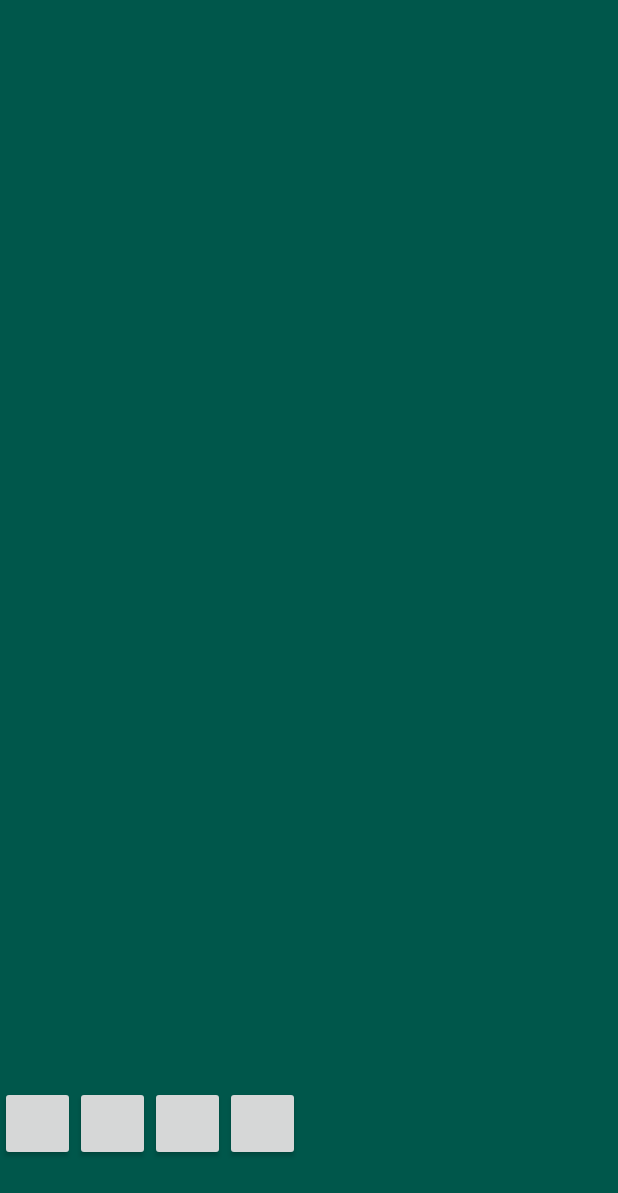
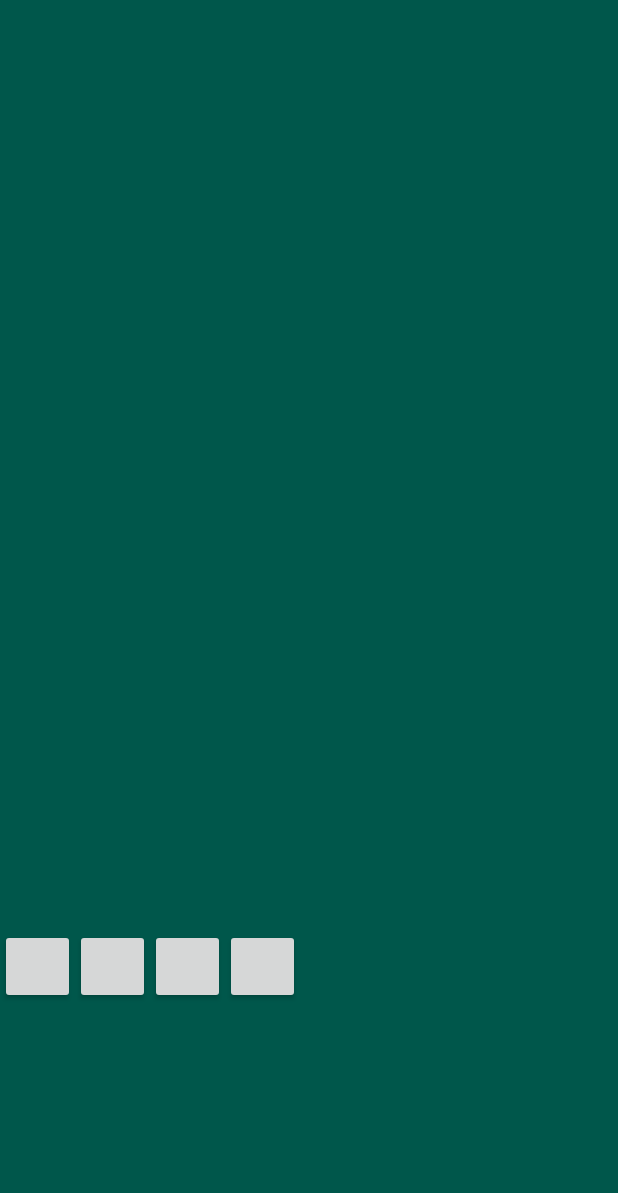
Before and after one commit to MinaToma/GameBox, an Android app: the layout activity_solitaire_game.xml on its own in the app's theme, with its tools: preview values and no code run, on a phone screen of 412 x 824 dp. Shown: the top 1193 px of the screen. Run offline under Robolectric (Android 15) with nearby library versions, the light colour scheme and no system bars.

Commit message:
Testing a new layout for resizing problem

```diff
--- a/app/src/main/AndroidManifest.xml
+++ b/app/src/main/AndroidManifest.xml
@@ -11,22 +11,21 @@
         android:theme="@style/AppTheme">
         <activity
             android:name=".SolitaireGameActivity"
+            android:screenOrientation="portrait"></activity>
+        <activity
+            android:name=".SolitaireDifficultyActivity"
+            android:screenOrientation="portrait"></activity>
+        <activity
+            android:name=".SolitaireStartpage"
             android:screenOrientation="portrait">
+
+        </activity>
+        <activity android:name=".Klondike">
             <intent-filter>
                 <action android:name="android.intent.action.MAIN" />
 
                 <category android:name="android.intent.category.LAUNCHER" />
             </intent-filter>
-        </activity>
-        <activity
-            android:name=".SolitaireDifficultyActivity"
-            android:screenOrientation="portrait">
-
-        </activity>
-
-        <activity
-            android:name=".SolitaireStartpage"
-            android:screenOrientation="portrait">
 
         </activity>
     </application>
--- a/app/src/main/java/com/example/mina/gamebox/SolitaireGameActivity.java
+++ b/app/src/main/java/com/example/mina/gamebox/SolitaireGameActivity.java
@@ -2,6 +2,7 @@ package com.example.mina.gamebox;
 
 import android.content.ClipData;
 import android.graphics.Color;
+import android.graphics.Point;
 import android.graphics.drawable.ColorDrawable;
 import android.graphics.drawable.Drawable;
 import android.support.v7.app.AppCompatActivity;
@@ -64,10 +65,12 @@ public class SolitaireGameActivity extends AppCompatActivity {
         initializeDrawnStackPosition();
         initializePlayCardPosition();
         initializeFinishedCardPosition();
+        testing(6);
+        testing(5);
+        testing(4);
+        testing(3);
+        testing(2);
         testing(1);
-        testing(5);
-
-        testing(6);
 
     }
 
@@ -250,6 +253,7 @@ public class SolitaireGameActivity extends AppCompatActivity {
                 tempRelativeLayout.setBackgroundColor(getApplicationContext().getResources().getColor(R.color.colorAccent));
 
             }*/
+
             playRelativeArray.add(tempRelativeLayout);
             playRelativeLayout.addView(tempRelativeLayout);
 
@@ -434,12 +438,16 @@ public class SolitaireGameActivity extends AppCompatActivity {
                     playRelativeArray.get(card.getPlayPosition()).addView(t );
                 }
 
-
                 //parentLayout.addView(playRelativeArray.get(card.getPlayPosition()));
 
                 RelativeLayout tv = playRelativeArray.get(card.getPlayPosition());
+                Log.i("pos" , Float.toString(playCardPostion.get(card.getPlayPosition()).second) + " " + Float.toString(tv.getY()));
+                tv.setY(300);
                 ClipData data = ClipData.newPlainText("", "");
                 RelativeLayout.DragShadowBuilder shadowBuilder = new RelativeLayout.DragShadowBuilder(tv);
+                shadowBuilder.onProvideShadowMetrics(new Point(shadowBuilder.getView().getLayoutParams().width ,
+                        shadowBuilder.getView().getLayoutParams().height) ,
+                        new Point(-500 , 0));
                 tv.startDrag(data, shadowBuilder, tv , 0);
             }
 
@@ -455,7 +463,6 @@ public class SolitaireGameActivity extends AppCompatActivity {
             return false;
         }
     };
-
 
     private View.OnDragListener onCardDrag = new View.OnDragListener() {
         @Override
@@ -480,5 +487,4 @@ public class SolitaireGameActivity extends AppCompatActivity {
     };
 
     /*----------------------------------------------------------------------------------------------------*/
-
 }
--- a/app/src/main/res/layout/activity_solitaire_game.xml
+++ b/app/src/main/res/layout/activity_solitaire_game.xml
@@ -1,5 +1,6 @@
 <?xml version="1.0" encoding="utf-8"?>
-<RelativeLayout xmlns:android="http://schemas.android.com/apk/res/android"
+<android.support.constraint.ConstraintLayout xmlns:android="http://schemas.android.com/apk/res/android"
+    xmlns:app="http://schemas.android.com/apk/res-auto"
     xmlns:tools="http://schemas.android.com/tools"
     android:layout_width="match_parent"
     android:id="@+id/mainRelativeView"
@@ -15,39 +16,52 @@
 
     <RelativeLayout
         android:id="@+id/finishedAndDrawStackCardsRelativeLayout"
+        android:layout_width="match_parent"
+        android:layout_height="100dp"
         android:orientation="horizontal"
-        android:layout_width="match_parent"
-        android:layout_height="100dp">
+        app:layout_constraintBottom_toTopOf="@+id/playCardRelativeView"
+        app:layout_constraintEnd_toEndOf="parent"
+        app:layout_constraintHorizontal_bias="0.59"
+        app:layout_constraintStart_toStartOf="parent"
+        app:layout_constraintTop_toTopOf="parent">
 
         <RelativeLayout
             android:id="@+id/finishedCardsRelativeLayout"
-            android:layout_width="265dp"
-            android:layout_height="match_parent">
-        </RelativeLayout>
+            android:layout_width="255dp"
+            android:layout_height="match_parent"></RelativeLayout>
 
         <RelativeLayout
             android:id="@+id/drawRelativeLayout"
-            android:layout_width="137dp"
-            android:layout_alignParentRight="true"
-            android:layout_height="match_parent">
-        </RelativeLayout>
+            android:layout_width="131dp"
+            android:layout_height="match_parent"
+            android:layout_alignParentRight="true"></RelativeLayout>
 
     </RelativeLayout>
 
     <RelativeLayout
-        android:layout_width="match_parent"
-        android:layout_height="360dp"
         android:id="@+id/playCardRelativeView"
-        android:layout_below="@+id/finishedAndDrawStackCardsRelativeLayout"
+        android:layout_width="300dp"
+        android:layout_height="182dp"
         android:layout_alignParentStart="true"
-        android:layout_marginTop="7dp">
-    </RelativeLayout>
+        android:layout_marginTop="7dp"
+        android:layout_marginBottom="7dp"
+        app:layout_constraintBottom_toTopOf="@+id/relativeLayout2"
+        app:layout_constraintEnd_toEndOf="parent"
+        app:layout_constraintStart_toStartOf="parent"
+        app:layout_constraintTop_toBottomOf="@+id/finishedAndDrawStackCardsRelativeLayout"></RelativeLayout>
 
     <RelativeLayout
+        android:id="@+id/relativeLayout2"
+        android:layout_width="match_parent"
+        android:layout_height="100dp"
+        android:layout_alignParentBottom="true"
         android:layout_marginTop="7dp"
-        android:layout_width="match_parent"
-        android:layout_alignParentBottom="true"
-        android:layout_height="100dp">
+        app:layout_constraintBottom_toBottomOf="parent"
+        app:layout_constraintEnd_toEndOf="parent"
+        app:layout_constraintStart_toStartOf="parent"
+        app:layout_constraintTop_toBottomOf="@+id/playCardRelativeView"
+        app:layout_constraintVertical_bias="0.0"
+        tools:ignore="MissingConstraints">
 
         <Button
             android:id="@+id/newGameButton"
@@ -56,23 +70,23 @@
 
         <Button
             android:id="@+id/hintButton"
-            android:layout_toRightOf="@id/newGameButton"
             android:layout_width="50dp"
-            android:layout_height="50dp" />
+            android:layout_height="50dp"
+            android:layout_toRightOf="@id/newGameButton" />
 
         <Button
             android:id="@+id/undoButton"
-            android:layout_toRightOf="@id/hintButton"
             android:layout_width="50dp"
-            android:layout_height="50dp" />
+            android:layout_height="50dp"
+            android:layout_toRightOf="@id/hintButton" />
 
 
         <Button
             android:id="@+id/exitButton"
-            android:layout_toRightOf="@+id/undoButton"
             android:layout_width="50dp"
-            android:layout_height="50dp" />
+            android:layout_height="50dp"
+            android:layout_toRightOf="@+id/undoButton" />
 
     </RelativeLayout>
 
-</RelativeLayout>
+</android.support.constraint.ConstraintLayout>
```
